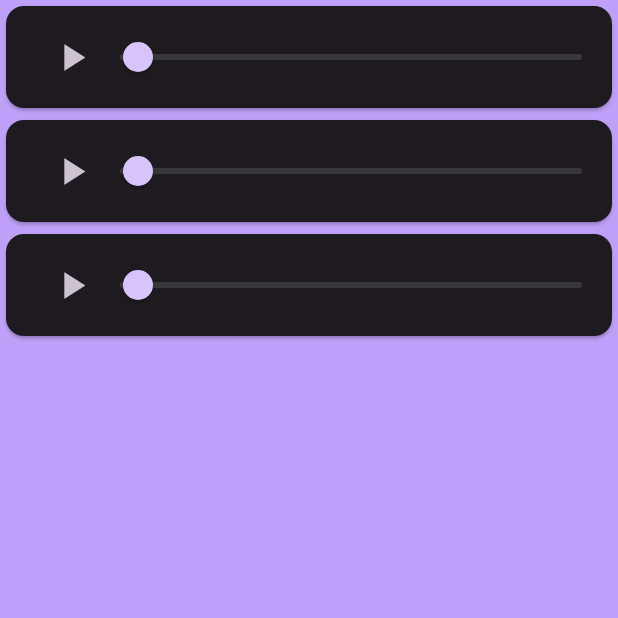
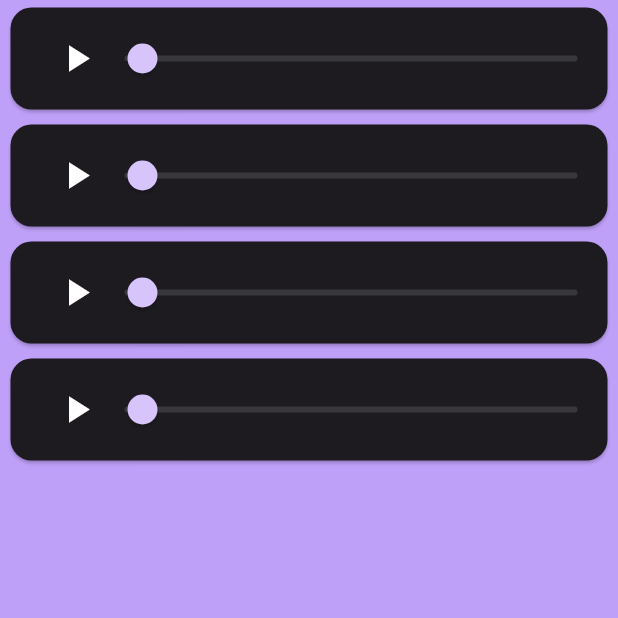
Before and after one commit to brunoanc/love, a Flutter app: the Audios screen opened directly, after a tap on the "play arrow" icon, on a phone screen of 412 x 824 dp, the top half of it. Run offline on Flutter 3.47's test engine with Material 3 defaults, Android fonts, the light colour scheme and no system bars; our stand-ins replace after_layout, animated_notch_bottom_bar, auto_size_text, confetti, firebase_core, firebase_messaging and 7 more; missing offline and left inert: lazy_load_indexed_stack; accounts and stored records are empty; generated files the repository leaves out were written again.

Commit message:
Finish audio interface

```diff
--- a/lib/pages/audios.dart
+++ b/lib/pages/audios.dart
@@ -31,7 +31,188 @@ final _playlist = ConcatenatingAudioSource(children: [
       artUri: Uri.parse("https://media.wnyc.org/i/1400/1400/l/80/1/ScienceFriday_WNYCStudios_1400.jpg"),
     ),
   ),
+  AudioSource.uri(
+    Uri.parse("asset:///assets/audio/nature.mp3"),
+    tag: MediaItem(
+      id: '4',
+      album: "Public Domain",
+      title: "Nature Sounds 2",
+      artUri: Uri.parse("https://media.wnyc.org/i/1400/1400/l/80/1/ScienceFriday_WNYCStudios_1400.jpg"),
+    ),
+  ),
 ]);
+
+class Audios extends StatefulWidget {
+  const Audios({super.key});
+
+  @override
+  State<Audios> createState() => _AudiosState();
+}
+
+class _AudiosState extends State<Audios> {
+  late AudioPlayerManager audioPlayerManager;
+
+  @override
+  void initState() {
+    super.initState();
+    audioPlayerManager = AudioPlayerManager();
+    audioPlayerManager.init();
+  }
+
+  @override
+  void dispose() {
+    audioPlayerManager.dispose();
+    super.dispose();
+  }
+
+  @override
+  Widget build(BuildContext context) {
+    return Scaffold(
+      body: SafeArea(
+        bottom: false,
+        child: Column(
+          children: [
+            for (var i = 0; i < (audioPlayerManager.player.sequence?.length ?? 0); i++)
+              StreamBuilder<DurationState>(
+                stream: audioPlayerManager.durationState,
+                builder: (context, snapshot) {
+                  final durationState = snapshot.data;
+                  final selected = (i == durationState?.index && audioPlayerManager.startedPlay);
+                  var progress = durationState?.progress ?? Duration.zero;
+                  final total = durationState?.total ?? Duration.zero;
+                  final playing = durationState?.playing ?? false;
+                  if (progress > total) {
+                    progress = total;
+                  }
+
+                  return Padding(
+                    padding: const EdgeInsets.fromLTRB(3, 1, 3, 1),
+                    child: Card(
+                      shape: RoundedRectangleBorder(
+                        side: BorderSide(
+                          color: selected ? Colors.deepPurple.shade400 : Colors.transparent,
+                          width: 2.0,
+                        ),
+                        borderRadius: BorderRadius.circular(14.0),
+                      ),
+                      child: Padding(
+                        padding: const EdgeInsets.fromLTRB(20, 10, 20, 10),
+                        child: Row(
+                          mainAxisAlignment: MainAxisAlignment.start,
+                          children: [
+                            PlayPauseButton(index: i, audioPlayerManager: audioPlayerManager, progress: progress, total: total, playing: playing, selected: selected),
+
+                            const SizedBox(width: 10),
+
+                            Expanded(
+                              child: SeekBar(index: i, audioPlayerManager: audioPlayerManager, progress: progress, total: total, selected: selected),
+                            ),
+                          ],
+                        ),
+                      ),
+                    ),
+                  );
+                }
+              ),
+          ],
+        ),
+      ),
+    );
+  }
+}
+
+class PlayPauseButton extends StatefulWidget {
+  const PlayPauseButton({
+    super.key,
+    required this.index,
+    required this.audioPlayerManager,
+    required this.progress,
+    required this.total,
+    required this.playing,
+    required this.selected,
+  });
+
+  final int index;
+  final AudioPlayerManager audioPlayerManager;
+  final Duration progress;
+  final Duration total;
+  final bool playing;
+  final bool selected;
+
+  @override
+  State<PlayPauseButton> createState() => _PlayPauseButtonState();
+}
+
+class _PlayPauseButtonState extends State<PlayPauseButton> {
+  bool isSelected = false;
+
+  @override
+  Widget build(BuildContext context) {
+    return widget.selected && widget.playing && widget.progress != widget.total
+    ?  IconButton(
+      icon: const Icon(Icons.pause, size: 30, color: Colors.white),
+      onPressed: () async => await widget.audioPlayerManager.player.pause(),
+    )
+    : IconButton(
+      icon: const Icon(Icons.play_arrow, size: 30, color: Colors.white),
+      onPressed: () {
+        if (!widget.audioPlayerManager.startedPlay) {
+          setState(() {
+            widget.audioPlayerManager.startedPlay = true;
+          });
+        }
+
+        if (!widget.selected) {
+          widget.audioPlayerManager.player.seek(Duration.zero, index: widget.index);
+        }
+        else if (widget.progress == widget.total) {
+          widget.audioPlayerManager.player.seek(Duration.zero);
+        }
+        widget.audioPlayerManager.player.play();
+      },
+    );
+  }
+}
+
+class SeekBar extends StatelessWidget {
+  const SeekBar({
+    super.key,
+    required this.index,
+    required this.audioPlayerManager,
+    required this.progress,
+    required this.total,
+    required this.selected,
+  });
+
+  final int index;
+  final AudioPlayerManager audioPlayerManager;
+  final Duration progress;
+  final Duration total;
+  final bool selected;
+
+  @override
+  Widget build(BuildContext context) {
+    return SliderTheme(
+      data: SliderThemeData(
+        trackShape: const CustomSliderTrackShape(),
+        thumbShape: const CustomSliderThumbShape(),
+        overlayShape: const CustomSliderOverlayShape(),
+        activeTrackColor: Colors.deepPurple.shade400,
+        inactiveTrackColor: Colors.deepPurple.shade400.withAlpha(0x3d),
+        thumbColor: Colors.white,
+      ),
+      child: Slider(
+        value: selected ? progress.inMilliseconds.toDouble() : 0,
+        min: 0,
+        max: selected ? total.inMilliseconds.toDouble() : 0,
+        onChanged: selected ? (value) async {
+          final position = Duration(milliseconds: value.toInt());
+          await audioPlayerManager.player.seek(position);
+        } : null,
+      ),
+    );
+  }
+}
 
 class AudioPlayerManager {
   final player = AudioPlayer();
@@ -72,125 +253,6 @@ class DurationState {
   final Duration? total;
   final int? index;
   final bool playing;
-}
-
-class Audios extends StatefulWidget {
-  const Audios({super.key});
-
-  @override
-  State<Audios> createState() => _AudiosState();
-}
-
-class _AudiosState extends State<Audios> with AutomaticKeepAliveClientMixin {
-  late AudioPlayerManager audioPlayerManager;
-
-  @override
-  bool wantKeepAlive = true;
-
-  @override
-  void initState() {
-    super.initState();
-    audioPlayerManager = AudioPlayerManager();
-    audioPlayerManager.init();
-  }
-
-  @override
-  void dispose() {
-    audioPlayerManager.dispose();
-    super.dispose();
-  }
-
-  @override
-  Widget build(BuildContext context) {
-    super.build(context);
-
-    //final ThemeData theme = Theme.of(context);
-    //audioPlayerManager.player.play();
-
-    return Scaffold(
-      body: ListView(
-        children: [
-          for (var i = 0; i < (audioPlayerManager.player.sequence?.length ?? 0); i++)
-            Card(
-              child: Padding(
-                padding: const EdgeInsets.fromLTRB(20, 10, 20, 10),
-                child: Row(
-                  mainAxisAlignment: MainAxisAlignment.start,
-                  children: [
-                    StreamBuilder(
-                      stream: audioPlayerManager.durationState,
-                      builder: (context, snapshot) {
-                        final durationState = snapshot.data;
-                        final index = durationState?.index;
-                        final playing = durationState?.playing;
-                        final progress = durationState?.progress ?? Duration.zero;
-                        final total = durationState?.total ?? Duration.zero;
-
-                        if (index == i && playing == true && progress < total) {
-                          return IconButton(
-                            icon: const Icon(Icons.pause, size: 30),
-                            onPressed: () async => await audioPlayerManager.player.pause(),
-                          );
-                        }
-                        else {
-                          return IconButton(
-                            icon: const Icon(Icons.play_arrow, size: 30),
-                            onPressed: () {
-                              if (!audioPlayerManager.startedPlay) {
-                                setState(() {
-                                  audioPlayerManager.startedPlay = true;
-                                });
-                              }
-
-                              audioPlayerManager.player.seek(Duration.zero, index: i);
-                              audioPlayerManager.player.play();
-                            },
-                          );
-                        }
-                      }
-                    ),
-
-                    const SizedBox(width: 10),
-
-                    Expanded(
-                      child: SliderTheme(
-                        data: const SliderThemeData(
-                          trackShape: CustomSliderTrackShape(),
-                          thumbShape: CustomSliderThumbShape(),
-                          overlayShape: CustomSliderOverlayShape(),
-                        ),
-                        child: StreamBuilder<DurationState>(
-                          stream: audioPlayerManager.durationState,
-                          builder: (context, snapshot) {
-                            final durationState = snapshot.data;
-                            double progress = durationState?.progress.inMilliseconds.toDouble() ?? 0;
-                            final total = durationState?.total?.inMilliseconds.toDouble() ?? 0;
-                            final index = durationState?.index;
-                            if (progress > total) {
-                              progress = total;
-                            }
-
-                            return Slider(
-                              value: index == i ? progress : 0,
-                              min: 0,
-                              max: index == i ? total : 0,
-                              onChanged: (index == i) && audioPlayerManager.startedPlay ? (value) async {
-                                final position = Duration(milliseconds: value.toInt());
-                                await audioPlayerManager.player.seek(position);
-                              } : null,
-                            );
-                          },
-                        ),
-                      ),
-                    ),
-                  ],
-                ),
-              ),
-            ),
-        ],
-      ),
-    );
-  }
 }
 
 class CustomSliderTrackShape extends RoundedRectSliderTrackShape {
--- a/lib/pages/especial.dart
+++ b/lib/pages/especial.dart
@@ -9,14 +9,9 @@ class Especial extends StatefulWidget {
   State<Especial> createState() => _EspecialState();
 }
 
-class _EspecialState extends State<Especial> with AutomaticKeepAliveClientMixin {
-  @override
-  bool wantKeepAlive = true;
-
+class _EspecialState extends State<Especial> {
   @override
   Widget build(BuildContext context) {
-    super.build(context);
-
     final ThemeData theme = Theme.of(context);
 
     return DefaultTabController(
--- a/lib/pages/especial_tabs/especial_day.dart
+++ b/lib/pages/especial_tabs/especial_day.dart
@@ -15,9 +15,12 @@ class EspecialDay extends StatefulWidget {
   State<EspecialDay> createState() => _EspecialDayState();
 }
 
-class _EspecialDayState extends State<EspecialDay> {
+class _EspecialDayState extends State<EspecialDay> with AutomaticKeepAliveClientMixin {
   late ConfettiController _confettiController;
   String date = DateFormat('yyyy-MM-dd').format(DateTime.now());
+
+  @override
+  bool wantKeepAlive = true;
 
   @override
   void initState() {
@@ -33,12 +36,12 @@ class _EspecialDayState extends State<EspecialDay> {
 
   static String formatDuration(Duration d) {
     var seconds = d.inSeconds;
-    final days = seconds~/Duration.secondsPerDay;
-    seconds -= days*Duration.secondsPerDay;
-    final hours = seconds~/Duration.secondsPerHour;
-    seconds -= hours*Duration.secondsPerHour;
-    final minutes = seconds~/Duration.secondsPerMinute;
-    seconds -= minutes*Duration.secondsPerMinute;
+    final days = seconds ~/ Duration.secondsPerDay;
+    seconds -= days * Duration.secondsPerDay;
+    final hours = seconds ~/ Duration.secondsPerHour;
+    seconds -= hours * Duration.secondsPerHour;
+    final minutes = seconds ~/ Duration.secondsPerMinute;
+    seconds -= minutes * Duration.secondsPerMinute;
 
     final List<String> tokens = [];
     if (days != 0) {
@@ -57,6 +60,8 @@ class _EspecialDayState extends State<EspecialDay> {
 
   @override
   Widget build(BuildContext context) {
+    super.build(context);
+
     final ThemeData theme = Theme.of(context);
 
     return Stack(
--- a/lib/pages/frases.dart
+++ b/lib/pages/frases.dart
@@ -9,14 +9,9 @@ class Frases extends StatefulWidget {
   State<Frases> createState() => _FrasesState();
 }
 
-class _FrasesState extends State<Frases> with AutomaticKeepAliveClientMixin {
-  @override
-  bool wantKeepAlive = true;
-
+class _FrasesState extends State<Frases> {
   @override
   Widget build(BuildContext context) {
-    super.build(context);
-
     final ThemeData theme = Theme.of(context);
 
     return DefaultTabController(
--- a/lib/pages/frases_tabs/frases_daily.dart
+++ b/lib/pages/frases_tabs/frases_daily.dart
@@ -13,11 +13,14 @@ class FrasesDaily extends StatefulWidget {
   State<FrasesDaily> createState() => _FrasesDailyState();
 }
 
-class _FrasesDailyState extends State<FrasesDaily> {
+class _FrasesDailyState extends State<FrasesDaily> with AutomaticKeepAliveClientMixin {
   bool revealButtonStatus = true;
   String loadingButtonText = 'Revelar';
   final date = DateFormat('yyyy-MM-dd').format(DateTime.now());
   bool showFrase = false;
+
+  @override
+  bool wantKeepAlive = true;
 
   @override
   void setState(VoidCallback fn) {
@@ -28,6 +31,8 @@ class _FrasesDailyState extends State<FrasesDaily> {
 
   @override
   Widget build(BuildContext context) {
+    super.build(context);
+
     final ThemeData theme = Theme.of(context);
     final frase = Padding(
       padding: const EdgeInsets.fromLTRB(20, 0, 20, 0),
--- a/pubspec.yaml
+++ b/pubspec.yaml
@@ -10,7 +10,6 @@ dependencies:
   after_layout: ^1.2.0
   animated_notch_bottom_bar: ^1.0.1
   animations: ^2.0.11
-  audio_video_progress_bar: ^2.0.1
   auto_size_text: ^3.0.0
   confetti: ^0.7.0
   firebase_auth: ^4.16.0
```
Also changed, not shown: pubspec.lock. Lines whose indentation alone changed are shown as unchanged.
